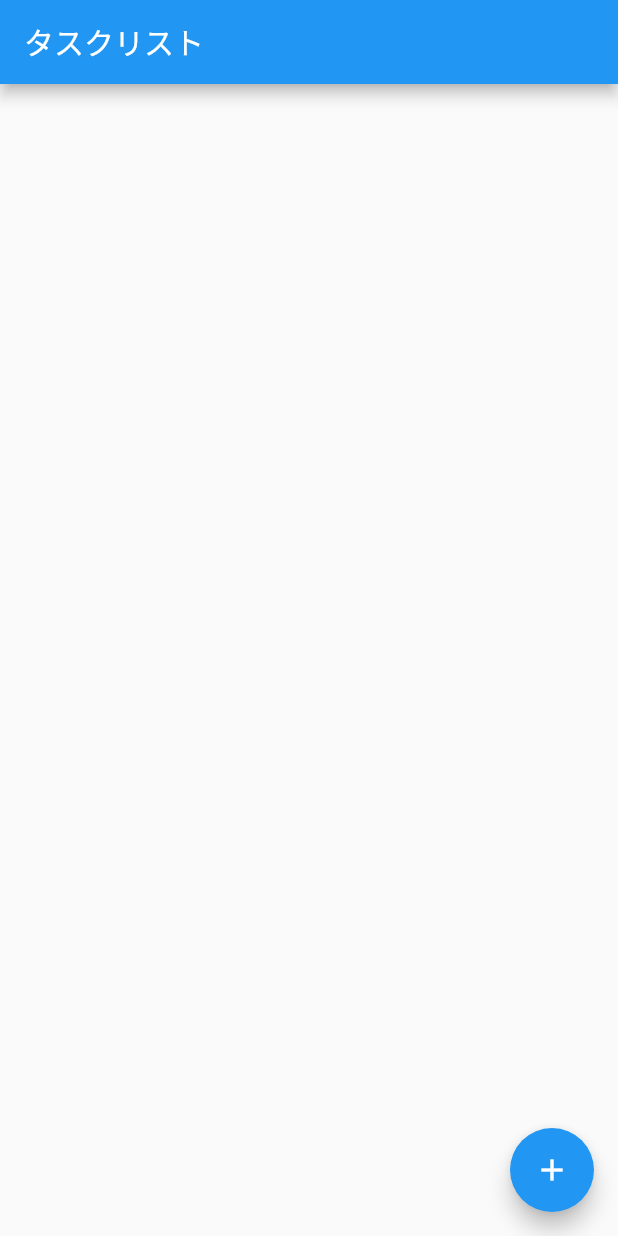
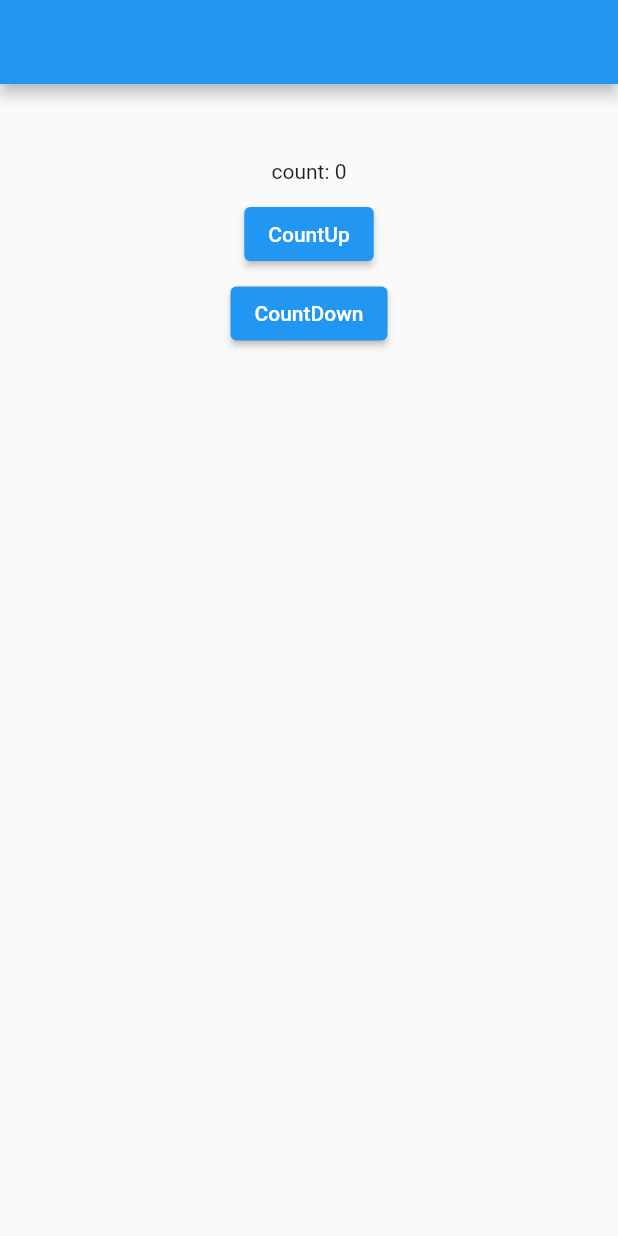
Before and after one commit to hiro-nagami/flutter-sample, a Flutter app: the screen it shows after launch, on a phone screen of 412 x 824 dp. Run offline on Flutter 3.47's test engine with Material 2 defaults, Android fonts, the phone set to English and light mode, and no system bars.

Commit message:
Add inherited widget sample

```diff
--- /dev/null
+++ b/lib/inherited-widget-sample/index.dart
@@ -0,0 +1,72 @@
+import 'package:flutter/material.dart';
+
+class CountContainer extends InheritedWidget {
+  const CountContainer({Key? key, required this.state, required Widget child})
+      : super(key: key, child: child);
+
+  final CreatePageState state;
+
+  @override
+  bool updateShouldNotify(CountContainer old) {
+    return true;
+  }
+
+  // CountContainerへ簡単にアクセスするためのインターフェース
+  static CountContainer? of(BuildContext context) =>
+      context.dependOnInheritedWidgetOfExactType<CountContainer>();
+}
+
+class CountPage extends StatefulWidget {
+  const CountPage({Key? key}) : super(key: key);
+
+  @override
+  State<StatefulWidget> createState() => CreatePageState();
+}
+
+class CreatePageState extends State<CountPage> {
+  int _count = 0;
+
+  // InheritedWidget経由でアクセスできる
+  countUp() => setState(() => ++_count);
+
+  countDown() => setState(() => --_count);
+
+  getCount() => _count;
+
+  @override
+  Widget build(BuildContext context) {
+    // CountContainerに内包されたウィジェットからアクセスできるようになる
+    return CountContainer(
+        state: this,
+        child: Scaffold(appBar: AppBar(), body: const CounterWidget()));
+  }
+}
+
+class CounterWidget extends StatelessWidget {
+  const CounterWidget({Key? key}) : super(key: key);
+
+  @override
+  Widget build(BuildContext context) {
+    // CountContainerにアクセスしてCountPageStateを取得している
+    final state = CountContainer.of(context)?.state;
+
+    if (state == null) {
+      return Container(
+          margin: const EdgeInsets.all(3),
+          child: const Text('count is nothing'));
+    }
+
+    // countUp, countDownをcallしてCountPageStateの値を変更する
+    return Center(
+        child: Column(children: [
+      const SizedBox(height: 50),
+      Text('count: ${state.getCount()}'),
+      const SizedBox(height: 10),
+      ElevatedButton(
+          onPressed: () => state.countUp(), child: const Text("CountUp")),
+      const SizedBox(height: 5),
+      ElevatedButton(
+          onPressed: () => state.countDown(), child: const Text("CountDown"))
+    ]));
+  }
+}
--- a/lib/main.dart
+++ b/lib/main.dart
@@ -1,5 +1,6 @@
 import 'package:flutter/material.dart';
-import 'package:todo/task-sample/index.dart';
+import 'package:todo/inherited-widget-sample/index.dart';
+// import 'package:todo/task-sample/index.dart';
 
 void main() {
   runApp(const MyApp());
@@ -15,6 +16,6 @@ class MyApp extends StatelessWidget {
         theme: ThemeData(
           primarySwatch: Colors.blue,
         ),
-        home: const TaskSample());
+        home: const CountPage());
   }
 }
```
Also changed, not shown: lib/list-and-grid-sample/index.dart (added), pubspec.lock, 2 other files.
